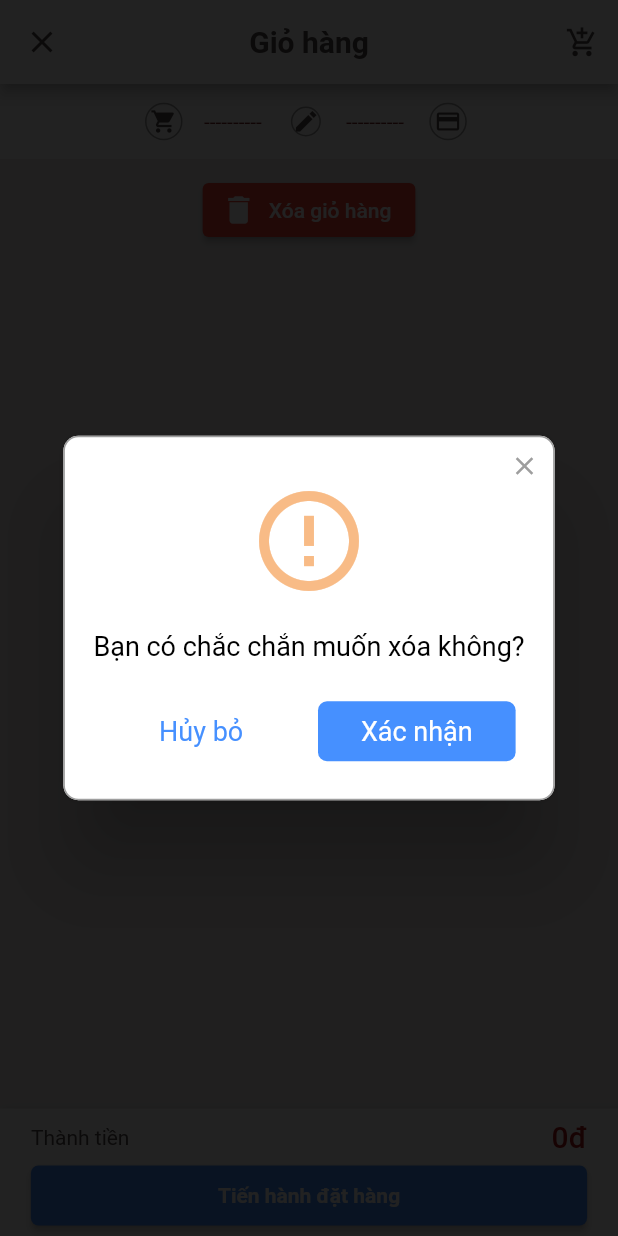
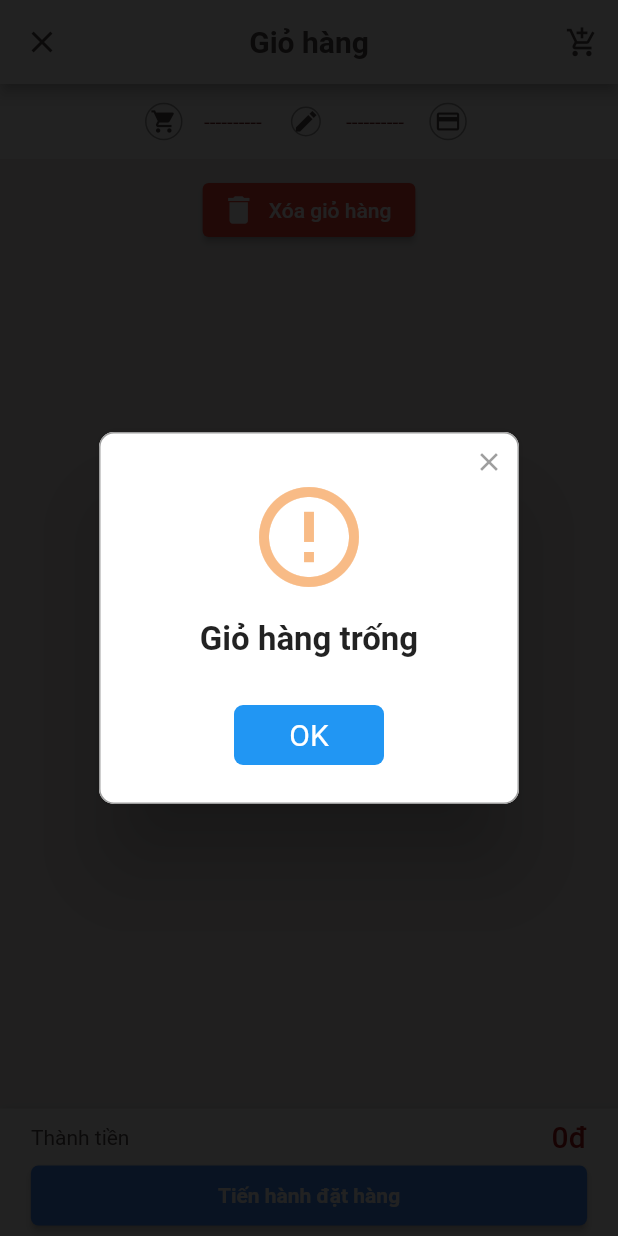
Before and after one commit to chinhnguyen1603/bkdms, a Flutter app: the ScreenCart screen opened directly, after a tap on "Xóa giỏ hàng", on a phone screen of 412 x 824 dp. Run offline on Flutter 3.47's test engine with Material 2 defaults, Android fonts, the phone set to English and light mode, and no system bars; drawn by our look-alikes of rflutter_alert; our stand-ins replace badges, connectivity_plus, dropdown_button2, expansion_tile_card, firebase_core, firebase_messaging and 6 more; missing offline and left inert: cloudinary_sdk, flutter_barcode_scanner, future_progress_dialog, momo_vn; accounts and stored records are empty.

Commit message:
update some order UI

```diff
--- a/lib/screens/home_screens/ScreenCart.dart
+++ b/lib/screens/home_screens/ScreenCart.dart
@@ -453,6 +453,21 @@ class ScreenCartState extends State<ScreenCart> {
              //button xóa tất cả Color(0xffb01313)
              ElevatedButton.icon(
                onPressed: () async {
+                  //tổng tiền = 0  thì ko thể xóa
+                  if(sumOfOrder == 0){
+                     //show dialog lỗi
+                     Alert(
+                        context: context,
+                        type: AlertType.warning,
+                        style: AlertStyle( titleStyle: TextStyle(fontSize: 22, fontWeight: FontWeight.w600),),
+                        title: "Giỏ hàng trống",
+                        buttons: [ DialogButton(
+                            child: Text("OK", style: TextStyle(color: Colors.white, fontSize: 20),),
+                            onPressed: () => Navigator.pop(context),
+                            width: 100,
+                        )],
+                     ).show();
+                  } else {
                      //dialog hỏi user xác nhận
                      Alert(
                         context: context,
@@ -480,8 +495,9 @@ class ScreenCartState extends State<ScreenCart> {
                               //ẩn dialog alert
                               Navigator.pop(context);
                            },
-                        )
-                    ],).show();
+                        )],
+                      ).show();
+                  }
                },
                icon: Icon(Icons.delete),
                label: Text("Xóa giỏ hàng"),
--- a/lib/screens/home_screens/order_status_screen/WaitConfirm.dart
+++ b/lib/screens/home_screens/order_status_screen/WaitConfirm.dart
@@ -202,12 +202,13 @@ class WaitConfirmState extends State<WaitConfirm> {
                                      width: myWidth*0.4,
                                      child: Row(
                                        children: [
+                                         SizedBox(width: myWidth*0.05),
                                          SizedBox(
                                            width: myWidth*0.1,
                                            height: 20,
                                            child: Image.asset("assets/box.png",),
                                          ),
-                                         SizedBox(width: 5,),
+                                         SizedBox(width: 2,),
                                          Text("${lstWaitOrder[index].orderDetails.length} sản phẩm", style: TextStyle(color: Color(0xff7b2626)),)
                                        ],
                                      ),
@@ -219,7 +220,7 @@ class WaitConfirmState extends State<WaitConfirm> {
                                      child: Row(
                                        children: [
                                          SizedBox(
-                                           width: myWidth*0.1,
+                                           width: myWidth*0.08,
                                            height: 20,
                                            child: Image.asset("assets/totalMoney.png", alignment: Alignment.centerRight, width: myWidth*0.1,),
                                          ),
```
Also changed, not shown: lib/screens/home_screens/order_status_screen/CancelOrder.dart (+4 -3 lines). Lines whose indentation alone changed are shown as unchanged.
